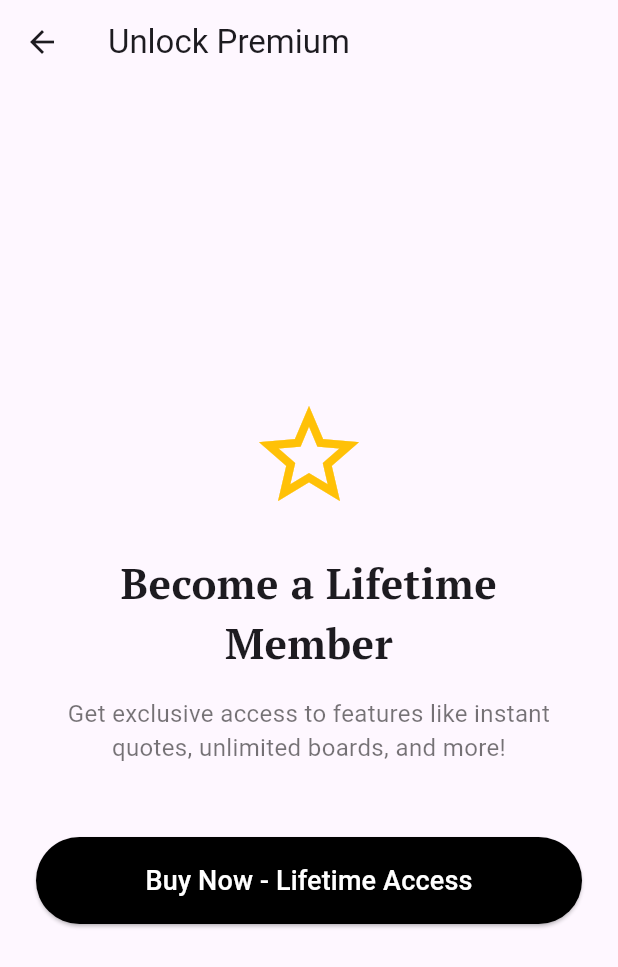
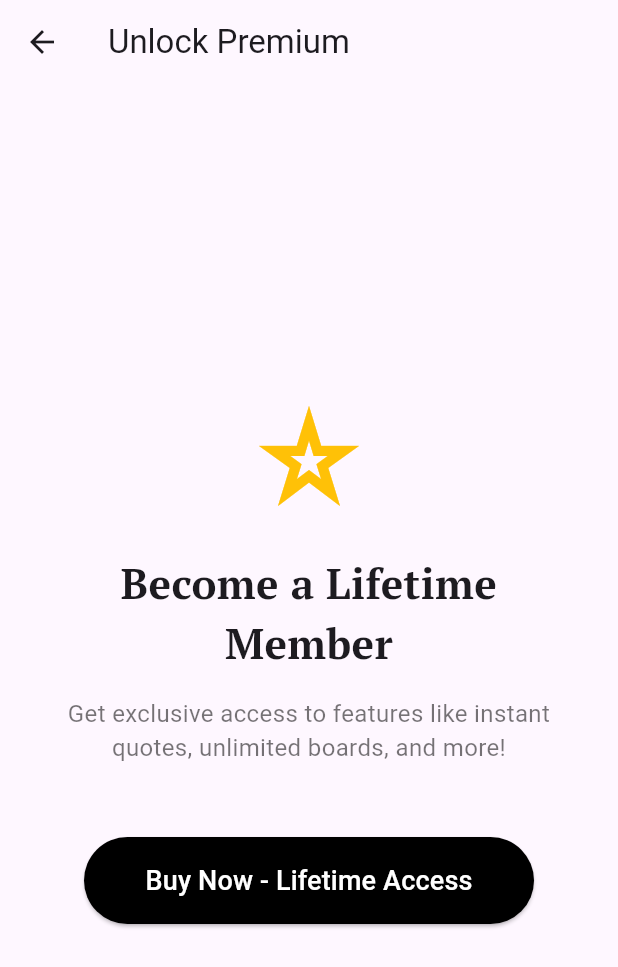
Before and after one commit to viraj0112/JEWELRY-NAFISA, a Flutter app: the BuyMembershipScreen screen opened directly, after a tap on "Buy Now - Lifetime Access", on a phone screen of 412 x 824 dp. Shown: the top 967 px of the screen. Run offline on Flutter 3.47's test engine with Material 3 defaults, Android fonts, the phone set to English and light mode, and no system bars; our stand-ins replace firebase_auth, firebase_core, google_fonts, google_sign_in, supabase_flutter; accounts and stored records are empty; network calls fail.

Commit message:
membership link of ARdaginawala added

```diff
--- a/lib/main.dart
+++ b/lib/main.dart
@@ -5,6 +5,7 @@ import 'package:jewelry_nafisa/src/providers/user_profile_provider.dart'; // Imp
 import 'package:supabase_flutter/supabase_flutter.dart';
 import 'firebase_options.dart';
 import 'package:provider/provider.dart'; // Import provider
+import 'package:jewelry_nafisa/src/ui/screens/home/home_screen.dart';
 
 void main() async {
   WidgetsFlutterBinding.ensureInitialized();
@@ -38,7 +39,8 @@ class MyApp extends StatelessWidget {
         primarySwatch: Colors.blue,
         visualDensity: VisualDensity.adaptivePlatformDensity,
       ),
-      home: const AuthGate(),
+      // home: const AuthGate(),
+      home: const HomeScreen(),
     );
   }
 }
--- a/lib/src/ui/screens/home/home_screen.dart
+++ b/lib/src/ui/screens/home/home_screen.dart
@@ -318,10 +318,11 @@ class _HomeScreenState extends State<HomeScreen> {
                                     onPressed: () =>
                                         _onGetQuotePressed(context),
                                     icon: const Icon(
-                                      Icons.request_quote_outlined,
+                                      // Icons.request_quote_outlined,
+                                      Icons.remove_red_eye_sharp,
                                       size: 16,
                                     ),
-                                    label: const Text('Get Quote'),
+                                    label: const Text('Get Details'),
                                     style: ElevatedButton.styleFrom(
                                       padding: const EdgeInsets.symmetric(
                                         horizontal: 8,
--- a/lib/src/ui/screens/membership/buy_membership_screen.dart
+++ b/lib/src/ui/screens/membership/buy_membership_screen.dart
@@ -1,7 +1,6 @@
-// lib/src/ui/screens/membership/buy_membership_screen.dart
-
 import 'package:flutter/material.dart';
 import 'package:google_fonts/google_fonts.dart';
+import 'package:url_launcher/url_launcher.dart';
 
 class BuyMembershipScreen extends StatelessWidget {
   const BuyMembershipScreen({super.key});
@@ -16,12 +15,15 @@ class BuyMembershipScreen extends StatelessWidget {
           mainAxisAlignment: MainAxisAlignment.center,
           crossAxisAlignment: CrossAxisAlignment.stretch,
           children: [
-            const Icon(Icons.star_border_purple500_sharp, size: 80, color: Colors.amber),
+            const Icon(Icons.star_rate_outlined, size: 80, color: Colors.amber),
             const SizedBox(height: 24),
             Text(
               "Become a Lifetime Member",
               textAlign: TextAlign.center,
-              style: GoogleFonts.ptSerif(fontSize: 28, fontWeight: FontWeight.bold),
+              style: GoogleFonts.ptSerif(
+                fontSize: 28,
+                fontWeight: FontWeight.bold,
+              ),
             ),
             const SizedBox(height: 16),
             const Text(
@@ -30,20 +32,27 @@ class BuyMembershipScreen extends StatelessWidget {
               style: TextStyle(fontSize: 16, color: Colors.black54),
             ),
             const SizedBox(height: 48),
-            ElevatedButton(
+            Align(
+              alignment: Alignment.center,
+              child: SizedBox(
+                width: 300,
+                child: ElevatedButton(
                   onPressed: () {
-                // TODO: Integrate with your payment provider
-                // e.g., launchUrl(Uri.parse('https://members.daginawala.in'));
-                print("Redirecting to payment...");
+                    launchUrl(Uri.parse('https://members.daginawala.in'));
+                    print("Redirecting to daginawala.in...");
                   },
                   style: ElevatedButton.styleFrom(
                     backgroundColor: Colors.black,
                     padding: const EdgeInsets.symmetric(vertical: 16),
-                shape: RoundedRectangleBorder(borderRadius: BorderRadius.circular(30)),
+                    shape: RoundedRectangleBorder(
+                      borderRadius: BorderRadius.circular(30),
+                    ),
                   ),
                   child: const Text(
                     "Buy Now - Lifetime Access",
                     style: TextStyle(fontSize: 18, color: Colors.white),
+                  ),
+                ),
               ),
             ),
           ],
```
Lines whose indentation alone changed are shown as unchanged.
